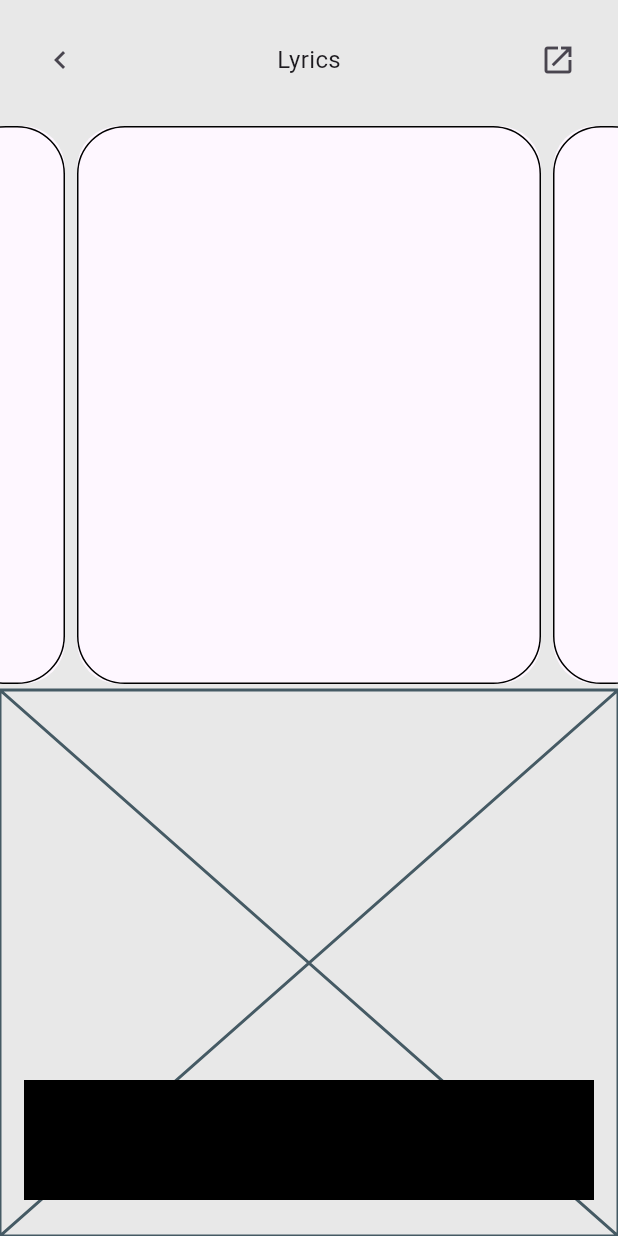
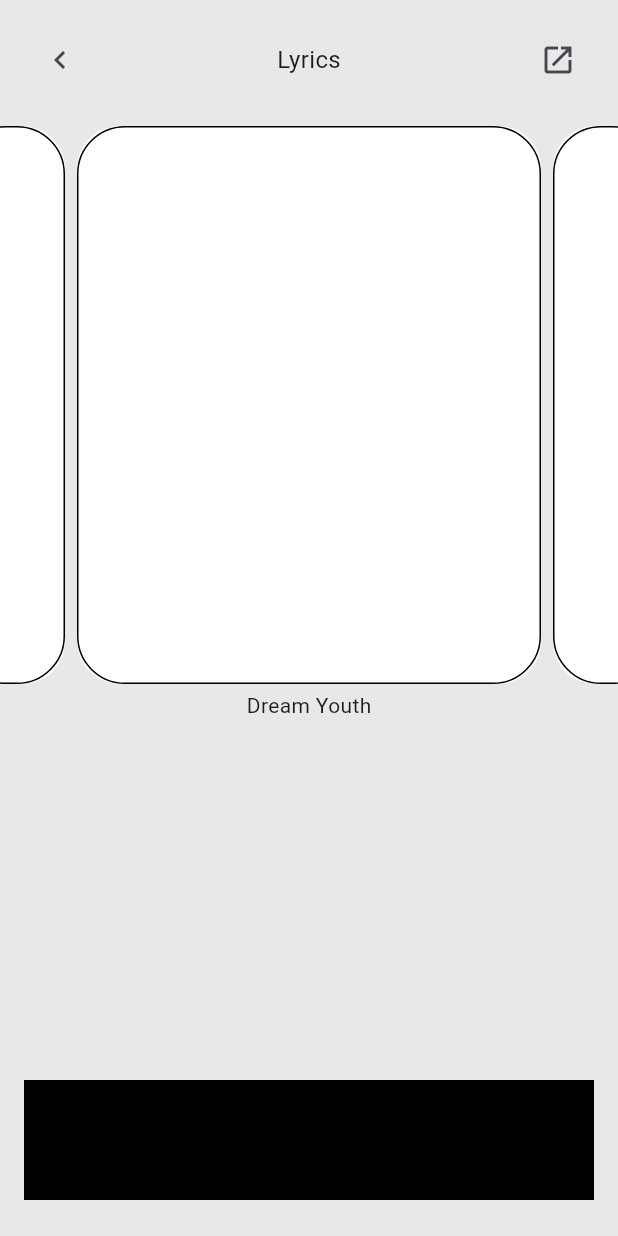
Before and after one commit to JAICHANGPARK/flutter_notebook_chapter_43, a Flutter app: the MusicPlayerScreen screen opened directly, on a phone screen of 412 x 824 dp. Run offline on Flutter 3.47's test engine with Material 3 defaults, Android fonts, the phone set to English and light mode, and no system bars; our stand-ins replace gap, hugeicons.

Commit message:
Update music_player_screen.dart

```diff
--- a/lib/ep2157_music_player_app/ui/player/music_player_screen.dart
+++ b/lib/ep2157_music_player_app/ui/player/music_player_screen.dart
@@ -78,6 +78,7 @@ class _MusicPlayerScreenState extends State<MusicPlayerScreen> {
                                   border: Border.all(
                                     color: Colors.black,
                                   ),
+                                  color: Colors.white,
                                 ),
                               );
                             }),
@@ -87,7 +88,17 @@ class _MusicPlayerScreenState extends State<MusicPlayerScreen> {
                     ),
                   ),
                   Expanded(
-                    child: Placeholder(),
+                    child: Column(
+                      children: [
+                        Text("Dream Youth"),
+                        Container(
+                          decoration: BoxDecoration(
+                            color: Colors.black,
+                            borderRadius: BorderRadius.circular(24),
+                          ),
+                        )
+                      ],
+                    ),
                   ),
                 ],
               ),
```
